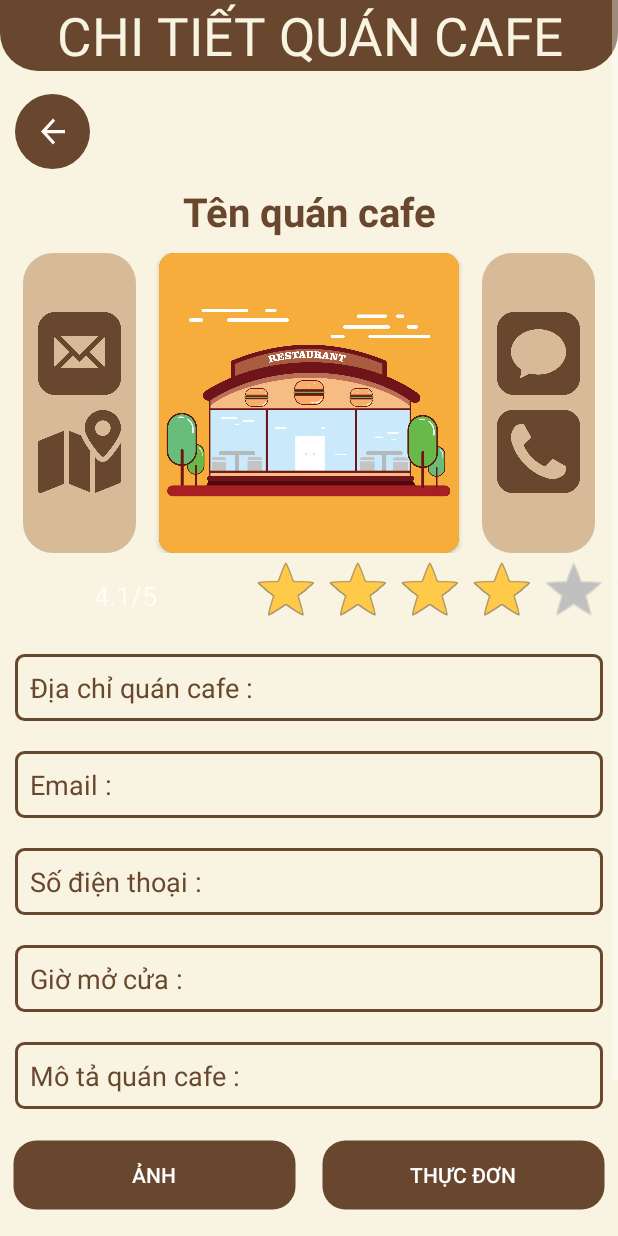
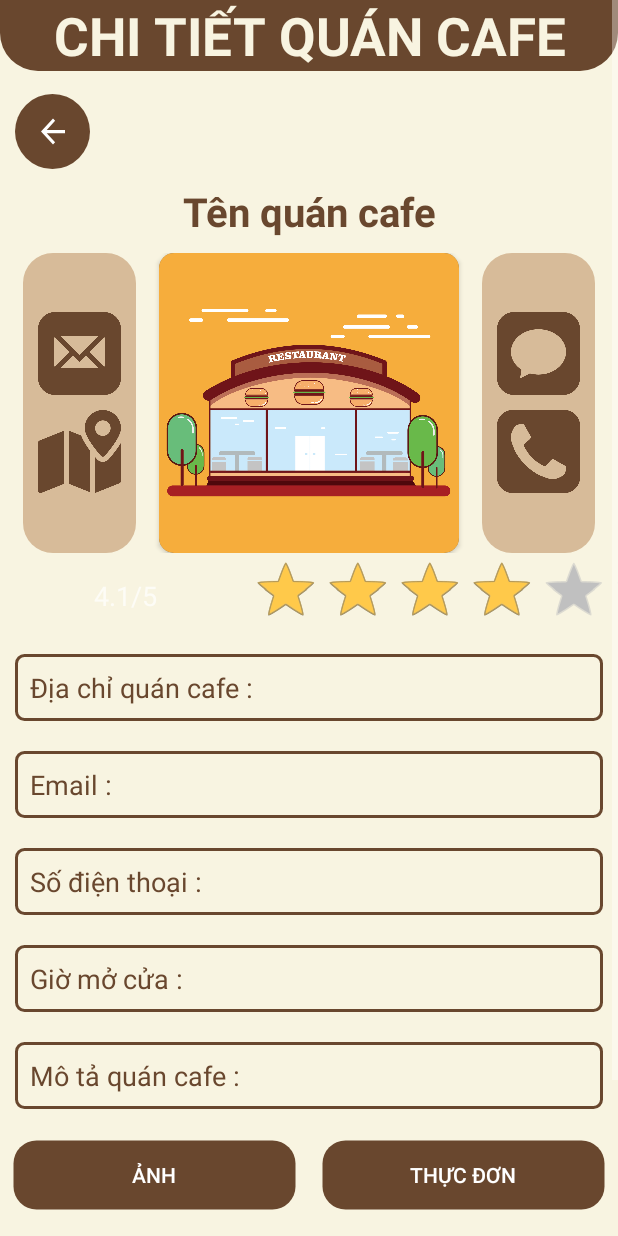
Before and after one commit to liorion-nguyen/manager-cafe, an Android app: the layout activity_detail_cafe.xml on its own in the app's theme, with its tools: preview values and no code run, on a phone screen of 412 x 824 dp. Run offline under Robolectric (Android 15) with nearby library versions, the light colour scheme and no system bars.

Commit message:
Thay Đổi Tiếp ạ

```diff
--- a/app/src/main/res/layout/activity_detail_cafe.xml
+++ b/app/src/main/res/layout/activity_detail_cafe.xml
@@ -27,7 +27,7 @@
                 android:text="CHI TIẾT QUÁN CAFE"
                 android:textAlignment="center"
                 android:textSize="16pt"
-                android:textStyle="bold|"
+                android:textStyle="bold"
                 android:textColorHint="#F8F4E1"
                 android:textColor="#F8F4E1"
                 android:background="@drawable/rounded_bottom_background"/>
--- a/app/src/main/res/layout/activity_them_moi_mon_an.xml
+++ b/app/src/main/res/layout/activity_them_moi_mon_an.xml
@@ -57,8 +57,7 @@
                 android:background="@drawable/buttonoutline"
                 android:textColor="#69472E"
                 android:layout_gravity="center"
-                android:layout_marginRight="20dp"
-                android:drawableStart="ca" />
+                android:layout_marginRight="20dp" />
             <Button
                 android:id="@+id/btnChonAnh"
                 android:layout_width="wrap_content"
```
